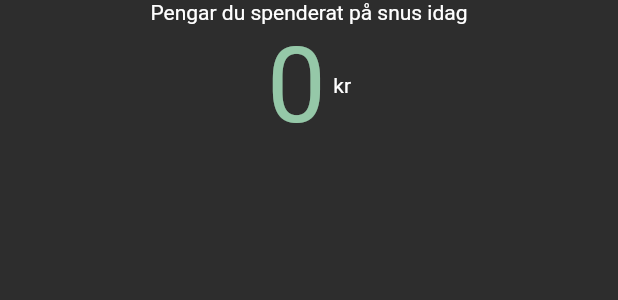
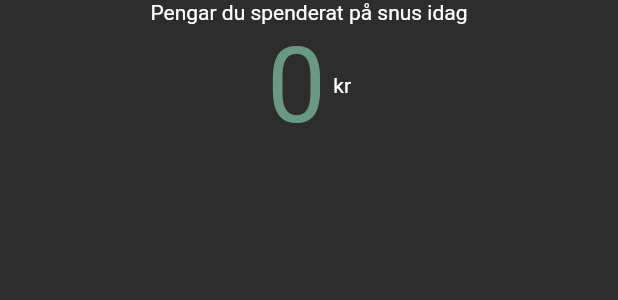
Before and after one commit to gu-tig169-ht21/Grupp10, a Flutter app: the KostnadIdag widget shown alone on an empty page, opened directly with empty values, on a phone screen of 412 x 824 dp. Shown: the top 300 px of the screen. Run offline on Flutter 3.47's test engine with Material 2 defaults, Android fonts, the phone set to English and light mode, and no system bars; our stand-ins replace cloud_firestore, firebase_core, firebase_database, fl_chart, google_fonts, shared_preferences; missing offline and left inert: week_of_year; accounts and stored records are empty; statements that could not run were skipped.

Commit message:
ui ändringar

```diff
--- a/lib/views/kostnad_idag.dart
+++ b/lib/views/kostnad_idag.dart
@@ -18,7 +18,7 @@ class KostnadIdag extends StatelessWidget {
             Text(
               '$_costTodayCounter',
               style: const TextStyle(
-                color: Color(0xff95C8A8),
+                color: Color(0xff699985),
                 fontSize: 70.0,
               ),
             ),
```
